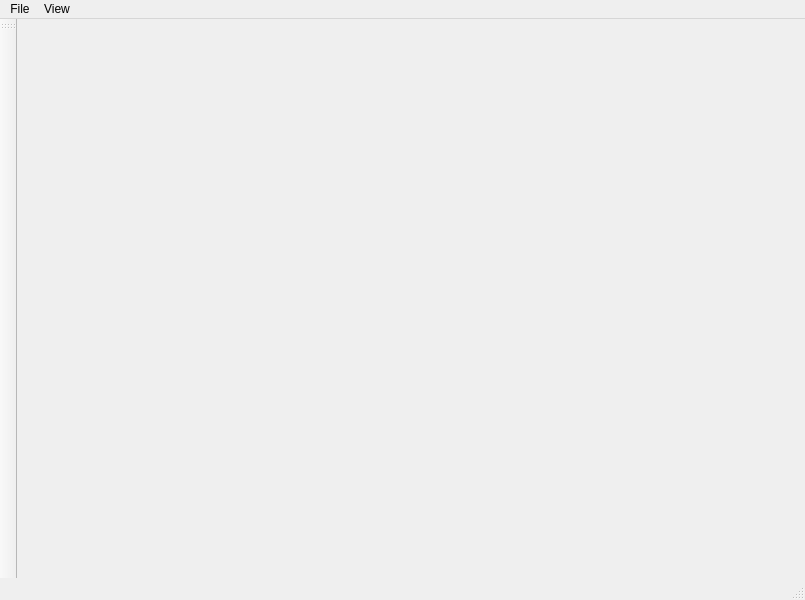
Above: mainwindow.ui from koensakamoto/Sprite-Editor before the change. Below: the same form after it.
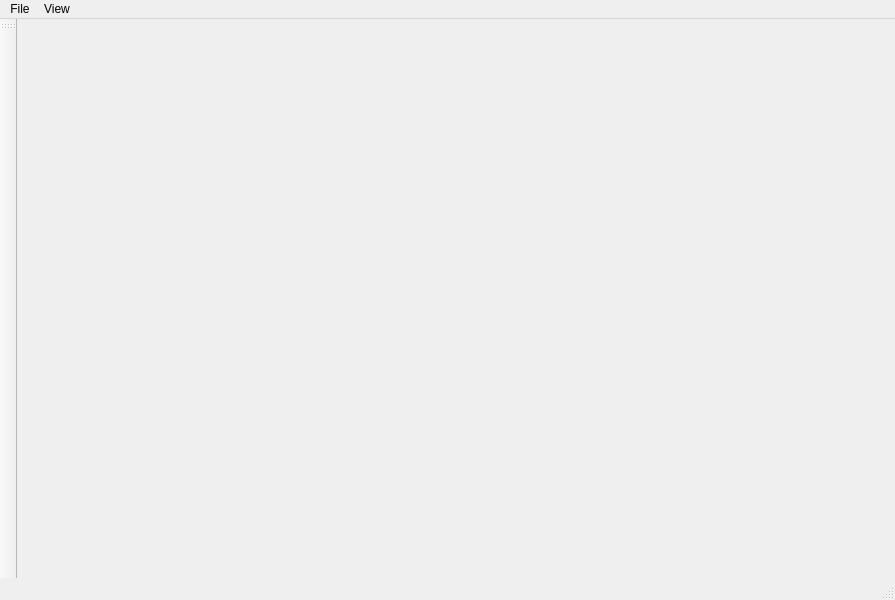
That is the form after the change. Icons and pictures are not drawn.

Diff of the .ui file:
```diff
--- a/mainwindow.ui
+++ b/mainwindow.ui
@@ -6,7 +6,7 @@
    <rect>
     <x>0</x>
     <y>0</y>
-    <width>805</width>
+    <width>895</width>
     <height>600</height>
    </rect>
   </property>
@@ -19,10 +19,13 @@
      <rect>
       <x>120</x>
       <y>20</y>
-      <width>421</width>
-      <height>331</height>
+      <width>441</width>
+      <height>351</height>
      </rect>
     </property>
+    <property name="autoFillBackground">
+     <bool>true</bool>
+    </property>
     <property name="text">
      <string/>
     </property>
@@ -34,8 +37,8 @@
     <rect>
      <x>0</x>
      <y>0</y>
-     <width>805</width>
-     <height>24</height>
+     <width>895</width>
+     <height>26</height>
     </rect>
    </property>
    <widget class="QMenu" name="fileMenu">
```
